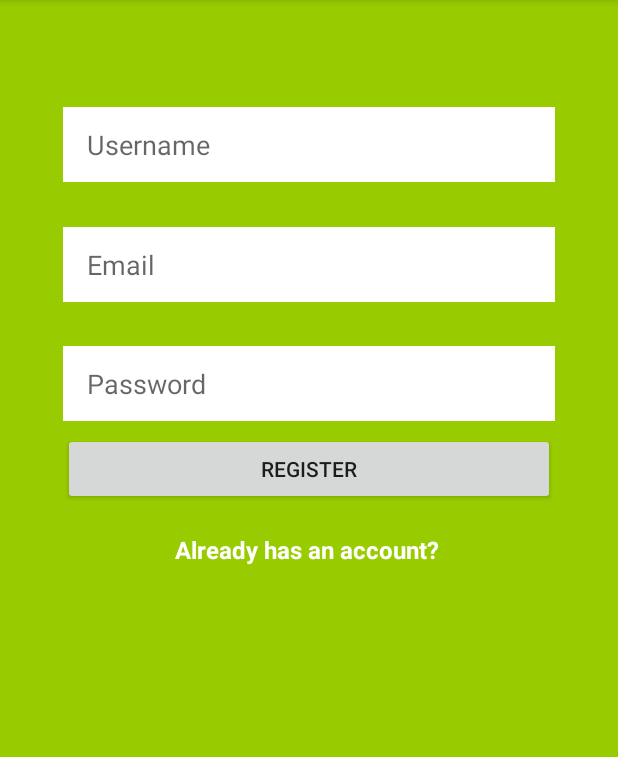
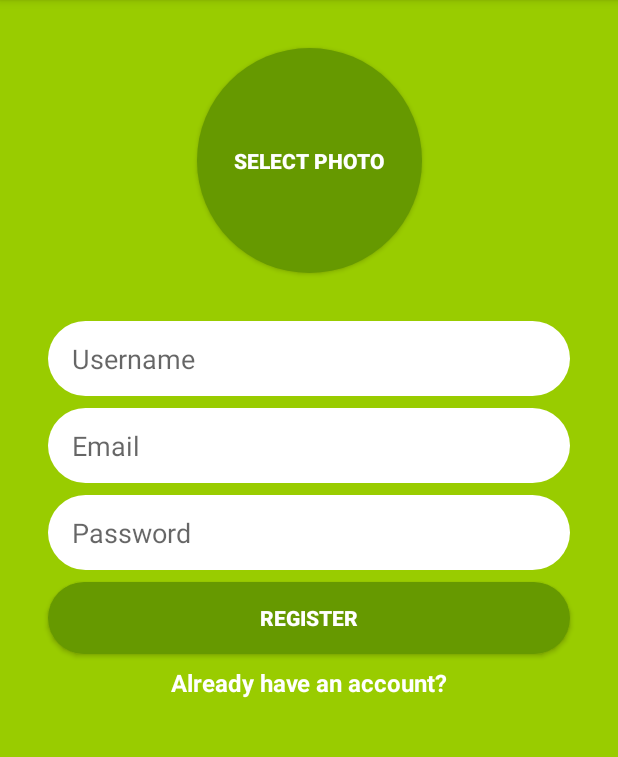
Before and after one commit to kilamieaz/KotlinMessenger, an Android app: the screen it shows after launch (MainActivity), after a tap on "REGISTER", on a phone screen of 412 x 824 dp, the part 84-841 px from its top. Run offline under Robolectric (Android 15) with nearby library versions, the phone set to English and light mode, and no system bars; our stand-ins replace Firebase (no records; nobody signed in at launch, a user with empty details on screens opened directly).

Commit message:
login-register-firebase

```diff
--- a/app/build.gradle
+++ b/app/build.gradle
@@ -30,4 +30,8 @@ dependencies {
     testImplementation 'junit:junit:4.12'
     androidTestImplementation 'com.android.support.test:runner:1.0.2'
     androidTestImplementation 'com.android.support.test.espresso:espresso-core:3.0.2'
+
+    implementation 'com.google.firebase:firebase-core:16.0.9'
+    implementation 'com.google.firebase:firebase-auth:16.2.1'
 }
+apply plugin: 'com.google.gms.google-services'
--- a/app/src/main/java/com/example/kotlinmessenger/LoginActivity.kt
+++ b/app/src/main/java/com/example/kotlinmessenger/LoginActivity.kt
@@ -3,6 +3,7 @@ package com.example.kotlinmessenger
 import android.os.Bundle
 import android.support.v7.app.AppCompatActivity
 import android.util.Log
+import com.google.firebase.auth.FirebaseAuth
 import kotlinx.android.synthetic.main.activity_login.*
 
 class LoginActivity: AppCompatActivity() {
@@ -14,6 +15,15 @@ class LoginActivity: AppCompatActivity() {
             val email = email_edittext_login.text.toString()
             val password = password_edittext_login.text.toString()
             Log.d("Login", "Attempt login with email/pw: $email/***")
+            FirebaseAuth.getInstance().signInWithEmailAndPassword(email, password)
+                .addOnCompleteListener {
+                    if (!it.isSuccessful) return@addOnCompleteListener
+                    // else if successful
+                    Log.d("Login", "Successfully Login user with uid: ${it.result!!.user.uid}")
+                }
+                .addOnFailureListener{
+                    Log.d("Login", "Failed to Login: ${it.message}")
+                }
         }
 
         back_to_register_textview.setOnClickListener {
--- a/app/src/main/java/com/example/kotlinmessenger/MainActivity.kt
+++ b/app/src/main/java/com/example/kotlinmessenger/MainActivity.kt
@@ -4,6 +4,8 @@ import android.content.Intent
 import android.support.v7.app.AppCompatActivity
 import android.os.Bundle
 import android.util.Log
+import android.widget.Toast
+import com.google.firebase.auth.FirebaseAuth
 import kotlinx.android.synthetic.main.activity_main.*
 
 class MainActivity : AppCompatActivity() {
@@ -13,12 +15,7 @@ class MainActivity : AppCompatActivity() {
         setContentView(R.layout.activity_main)
 
         register_button_register.setOnClickListener {
-            val email = email_edittext_register.text.toString()
-            val password = password_edittext_register.text.toString()
-            Log.d("MainActivity", "Email is: " + email)
-            Log.d("MainActivity", "Password: $password")
-
-            // firebase authentication to create a user with email and password
+            performRegister()
         }
 
         already_have_account_text_view.setOnClickListener {
@@ -28,4 +25,30 @@ class MainActivity : AppCompatActivity() {
             startActivity(intent)
         }
     }
+
+    private fun performRegister() {
+        val email = email_edittext_register.text.toString()
+        val password = password_edittext_register.text.toString()
+
+        //check is empty
+        if (email.isEmpty() || password.isEmpty()) {
+            Toast.makeText(this, "Please enter text in email/pw", Toast.LENGTH_SHORT).show()
+            return
+        }
+
+        Log.d("MainActivity", "Email is: $email")
+        Log.d("MainActivity", "Password: $password")
+
+        // firebase authentication to create a user with email and password
+        FirebaseAuth.getInstance().createUserWithEmailAndPassword(email, password)
+            .addOnCompleteListener {
+                if (!it.isSuccessful) return@addOnCompleteListener
+                // else if successful
+                Log.d("Main", "Successfully created user with uid: ${it.result!!.user.uid}")
+            }
+            .addOnFailureListener{
+                Log.d("Main", "Failed to create user: ${it.message}")
+                Toast.makeText(this, "Failed to create user: ${it.message}", Toast.LENGTH_SHORT).show()
+            }
+    }
 }
--- /dev/null
+++ b/app/src/main/res/drawable/rounded_button.xml
@@ -0,0 +1,5 @@
+<?xml version="1.0" encoding="utf-8"?>
+<shape xmlns:android="http://schemas.android.com/apk/res/android">
+    <solid android:color="@android:color/holo_green_dark"/>
+    <corners android:radius="25dp"/>
+</shape>
--- /dev/null
+++ b/app/src/main/res/drawable/rounded_edittext_register_login.xml
@@ -0,0 +1,5 @@
+<?xml version="1.0" encoding="utf-8"?>
+<shape xmlns:android="http://schemas.android.com/apk/res/android">
+    <solid android:color="@android:color/white"/>
+    <corners android:radius="25dp"/>
+</shape>
--- /dev/null
+++ b/app/src/main/res/drawable/rounded_select_photo_button.xml
@@ -0,0 +1,7 @@
+<?xml version="1.0" encoding="utf-8"?>
+<shape xmlns:android="http://schemas.android.com/apk/res/android">
+
+    <solid android:color="@android:color/holo_green_dark"/>
+    <corners android:radius="75dp"/>
+
+</shape>
--- a/app/src/main/res/layout/activity_login.xml
+++ b/app/src/main/res/layout/activity_login.xml
@@ -12,7 +12,7 @@
             android:inputType="textEmailAddress"
             android:ems="10"
             android:id="@+id/email_edittext_login"
-            android:background="#ffffff"
+            android:background="@drawable/rounded_edittext_register_login"
             android:hint="Email"
             android:paddingLeft="16dp"
             app:layout_constraintStart_toStartOf="parent" app:layout_constraintEnd_toEndOf="parent"
@@ -25,7 +25,7 @@
             android:inputType="textPassword"
             android:ems="10"
             android:id="@+id/password_edittext_login"
-            android:background="#ffffff"
+            android:background="@drawable/rounded_edittext_register_login"
             android:hint="Password"
             android:paddingLeft="16dp"
             app:layout_constraintStart_toStartOf="@+id/email_edittext_login"
@@ -36,7 +36,9 @@
             android:text="Login"
             android:layout_width="0dp"
             android:layout_height="wrap_content"
-            android:id="@+id/login_button_login" android:layout_marginTop="8dp"
+            android:id="@+id/login_button_login"
+            android:background="@drawable/rounded_button"
+            android:layout_marginTop="8dp"
             app:layout_constraintStart_toStartOf="@+id/password_edittext_login"
             app:layout_constraintTop_toBottomOf="@+id/password_edittext_login"
             app:layout_constraintEnd_toEndOf="@+id/password_edittext_login"/>
--- a/app/src/main/res/layout/activity_main.xml
+++ b/app/src/main/res/layout/activity_main.xml
@@ -1,70 +1,102 @@
 <?xml version="1.0" encoding="utf-8"?>
-<android.support.constraint.ConstraintLayout
-        xmlns:android="http://schemas.android.com/apk/res/android"
-        xmlns:tools="http://schemas.android.com/tools"
-        xmlns:app="http://schemas.android.com/apk/res-auto"
-        android:layout_width="match_parent"
-        android:layout_height="match_parent"
-        android:padding="10dp"
-        tools:context=".MainActivity" android:background="@android:color/holo_green_light">
+<android.support.constraint.ConstraintLayout xmlns:android="http://schemas.android.com/apk/res/android"
+                                             xmlns:app="http://schemas.android.com/apk/res-auto"
+                                             xmlns:tools="http://schemas.android.com/tools"
+                                             android:layout_width="match_parent"
+                                             android:layout_height="match_parent"
+                                             android:background="@android:color/holo_green_light"
+                                             tools:context=".MainActivity">
+
     <EditText
+            android:id="@+id/username_edittext_register"
             android:layout_width="0dp"
             android:layout_height="50dp"
+            android:layout_marginEnd="32dp"
+            android:layout_marginLeft="32dp"
+            android:layout_marginRight="32dp"
+            android:layout_marginStart="32dp"
+            android:layout_marginTop="32dp"
+            android:background="@drawable/rounded_edittext_register_login"
+            android:ems="10"
+            android:hint="Username"
             android:inputType="textPersonName"
-            android:ems="10"
-            android:id="@+id/username_edittext"
-            android:background="#ffffff"
-            android:hint="Username"
             android:paddingLeft="16dp"
-            app:layout_constraintStart_toStartOf="parent" app:layout_constraintEnd_toEndOf="parent"
-            app:layout_constraintHorizontal_bias="0.526" app:layout_constraintTop_toTopOf="parent"
-            android:layout_marginTop="32dp" app:layout_constraintBottom_toTopOf="@+id/email_edittext_register"
-            android:layout_marginStart="32dp" android:layout_marginEnd="32dp"/>
+            app:layout_constraintEnd_toEndOf="parent"
+            app:layout_constraintStart_toStartOf="parent"
+            app:layout_constraintTop_toBottomOf="@+id/selectphoto_button_register" />
+
     <EditText
+            android:id="@+id/email_edittext_register"
             android:layout_width="0dp"
             android:layout_height="50dp"
+            android:layout_marginTop="8dp"
+            android:background="@drawable/rounded_edittext_register_login"
+            android:ems="10"
+            android:hint="Email"
             android:inputType="textEmailAddress"
-            android:ems="10"
-            android:id="@+id/email_edittext_register"
-            android:background="#ffffff"
-            android:hint="Email"
             android:paddingLeft="16dp"
-            app:layout_constraintStart_toStartOf="@+id/username_edittext"
-            app:layout_constraintTop_toBottomOf="@+id/username_edittext"
-            app:layout_constraintBottom_toTopOf="@+id/password_edittext_register"
-            app:layout_constraintEnd_toEndOf="@+id/username_edittext"
-            app:layout_constraintHorizontal_bias="0.0"/>
+            app:layout_constraintEnd_toEndOf="@+id/username_edittext_register"
+            app:layout_constraintStart_toStartOf="@+id/username_edittext_register"
+            app:layout_constraintTop_toBottomOf="@+id/username_edittext_register" />
+
     <EditText
+            android:id="@+id/password_edittext_register"
             android:layout_width="0dp"
             android:layout_height="50dp"
+            android:layout_marginTop="8dp"
+            android:background="@drawable/rounded_edittext_register_login"
+            android:ems="10"
+            android:hint="Password"
             android:inputType="textPassword"
-            android:ems="10"
-            android:id="@+id/password_edittext_register"
-            android:background="#ffffff"
-            android:hint="Password"
             android:paddingLeft="16dp"
+            app:layout_constraintEnd_toEndOf="@+id/email_edittext_register"
             app:layout_constraintStart_toStartOf="@+id/email_edittext_register"
-            app:layout_constraintBottom_toBottomOf="parent"
-            app:layout_constraintTop_toBottomOf="@+id/email_edittext_register" android:layout_marginBottom="448dp"
-            app:layout_constraintEnd_toEndOf="@+id/email_edittext_register"/>
+            app:layout_constraintTop_toBottomOf="@+id/email_edittext_register" />
+
     <Button
-            android:text="Register"
+            android:id="@+id/register_button_register"
             android:layout_width="0dp"
             android:layout_height="wrap_content"
-            android:id="@+id/register_button_register" android:layout_marginTop="8dp"
-            app:layout_constraintTop_toBottomOf="@+id/password_edittext_register"
+            android:layout_marginTop="8dp"
+            android:background="@drawable/rounded_button"
+            android:text="Register"
+            android:textColor="@android:color/white"
+            android:textStyle="bold"
             app:layout_constraintEnd_toEndOf="@+id/password_edittext_register"
-            app:layout_constraintStart_toStartOf="@+id/password_edittext_register"/>
+            app:layout_constraintStart_toStartOf="@+id/password_edittext_register"
+            app:layout_constraintTop_toBottomOf="@+id/password_edittext_register" />
+
     <TextView
-            android:text="Already has an account?"
+            android:id="@+id/already_have_account_text_view"
             android:layout_width="wrap_content"
             android:layout_height="wrap_content"
-            android:id="@+id/already_have_account_text_view"
+            android:layout_marginEnd="8dp"
+            android:layout_marginLeft="8dp"
+            android:layout_marginRight="8dp"
+            android:layout_marginStart="8dp"
+            android:layout_marginTop="8dp"
+            android:text="Already have an account?"
+            android:textColor="@android:color/white"
+            android:textSize="16sp"
+            android:textStyle="bold"
+            app:layout_constraintEnd_toEndOf="@+id/register_button_register"
+            app:layout_constraintStart_toStartOf="@+id/register_button_register"
+            app:layout_constraintTop_toBottomOf="@+id/register_button_register" />
+
+    <Button
+            android:id="@+id/selectphoto_button_register"
+            android:layout_width="150dp"
+            android:layout_height="150dp"
+            android:layout_marginEnd="8dp"
+            android:layout_marginLeft="8dp"
+            android:layout_marginRight="8dp"
+            android:layout_marginStart="8dp"
+            android:layout_marginTop="32dp"
+            android:background="@drawable/rounded_select_photo_button"
+            android:text="Select Photo"
             android:textColor="@android:color/white"
             android:textStyle="bold"
-            android:textSize="16sp"
-            app:layout_constraintStart_toStartOf="@+id/register_button_register"
-            app:layout_constraintEnd_toEndOf="@+id/register_button_register" android:layout_marginBottom="370dp"
-            app:layout_constraintBottom_toBottomOf="parent" app:layout_constraintHorizontal_bias="0.493"
-            android:layout_marginTop="8dp" app:layout_constraintTop_toBottomOf="@+id/register_button_register"/>
+            app:layout_constraintEnd_toEndOf="parent"
+            app:layout_constraintStart_toStartOf="parent"
+            app:layout_constraintTop_toTopOf="parent" />
 </android.support.constraint.ConstraintLayout>
--- a/build.gradle
+++ b/build.gradle
@@ -12,6 +12,7 @@ buildscript {
         classpath "org.jetbrains.kotlin:kotlin-gradle-plugin:$kotlin_version"
         // NOTE: Do not place your application dependencies here; they belong
         // in the individual module build.gradle files
+        classpath 'com.google.gms:google-services:4.2.0'
     }
 }
 
```
Also changed, not shown: 1 other file.
